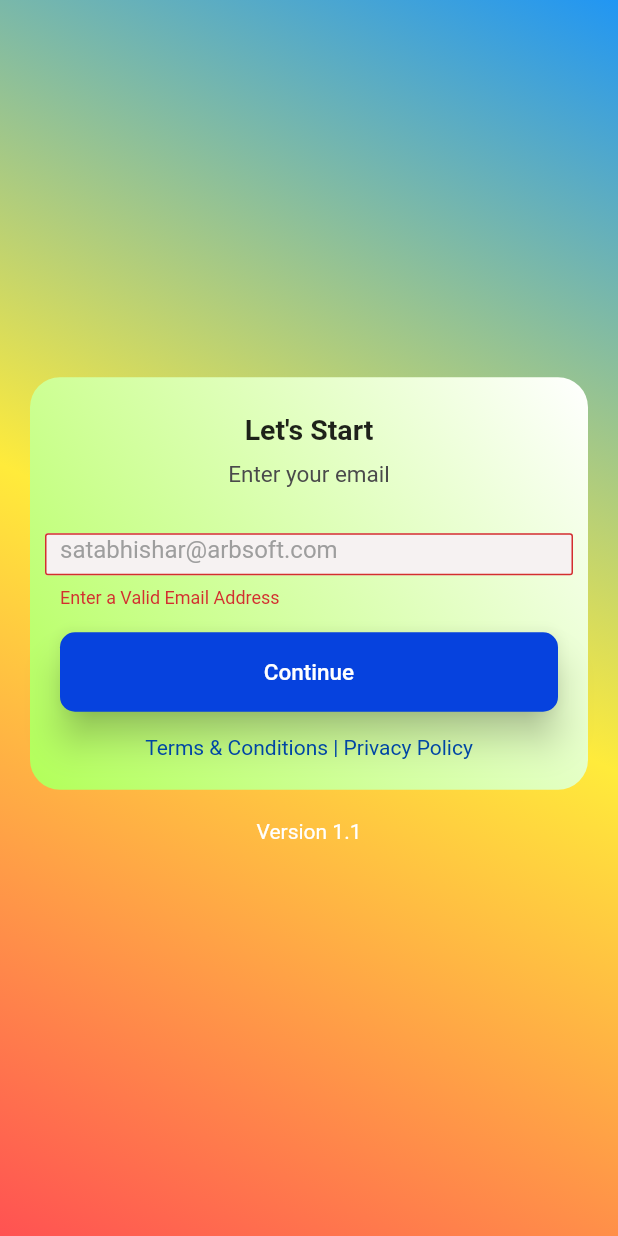
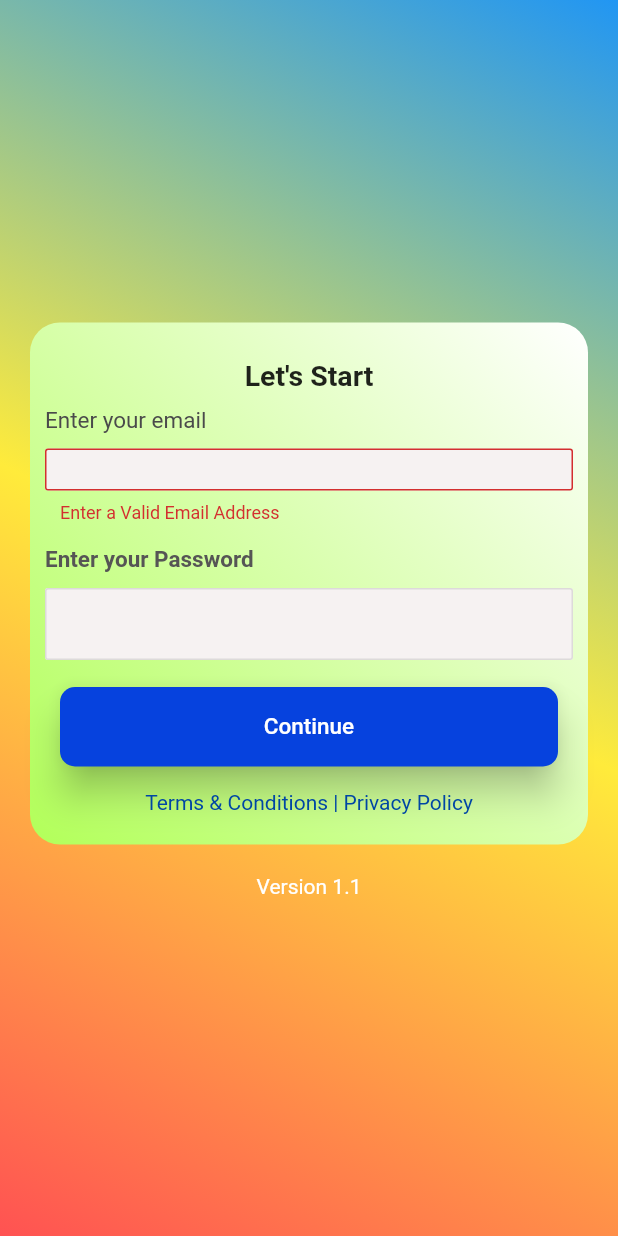
Before and after one commit to SATABHISHA/records, a Flutter app: the screen it shows after launch, on a phone screen of 412 x 824 dp. Run offline on Flutter 3.47's test engine with Material 2 defaults, Android fonts, the phone set to English and light mode, and no system bars; drawn by our look-alikes of auto_size_text; our stand-ins replace firebase_core; accounts and stored records are empty; Roboto replaces fonts that are missing (Gilroy).

```diff
--- a/Tenant/lib/screens/login.dart
+++ b/Tenant/lib/screens/login.dart
@@ -1,6 +1,7 @@
 import 'package:flutter/material.dart';
 import 'package:tenant/widgets/reusable_common_widgets/constants.dart';
 import 'package:tenant/widgets/reusable_common_widgets/rounded_button.dart';
+import 'package:auto_size_text/auto_size_text.dart';
 
 class Login extends StatefulWidget {
   // const Login({Key? key}) : super(key: key);
@@ -125,19 +126,20 @@ class _LoginState extends State<Login> {
                             )
                           ),
                           child: Column(
+                            crossAxisAlignment: CrossAxisAlignment.start,
                             children: [
                               Padding(
                                 padding: const EdgeInsets.fromLTRB(0, 24, 0, 0),
-                                child: Text('Let\'s Start', style: TextStyle(fontWeight: FontWeight.bold, fontSize: 19)),
+                                child: Center(child: Text('Let\'s Start', style: TextStyle(fontWeight: FontWeight.bold, fontSize: 19))),
                               ),
                               SizedBox(height: 10,),
                               //---Email Id, code starts---
                               Padding(
-                                padding: const EdgeInsets.fromLTRB(0, 0, 0, 0),
+                                padding: const EdgeInsets.fromLTRB(10, 0, 0, 0),
                                 child: Text('Enter your email', style: TextStyle(fontWeight: FontWeight.normal, fontSize: 15, color: Color.fromRGBO(
                                     74, 74, 75, 1.0))),
                               ),
-                              SizedBox(height: 20,),
+                              SizedBox(height: 0,),
                               Padding(
                                 padding: EdgeInsets.fromLTRB(10, 10, 10, 0),
                                 child: SizedBox(
@@ -156,12 +158,58 @@ class _LoginState extends State<Login> {
                                       },
                                       style: TextStyle(color: Colors.black, fontFamily: 'Gilroy'),
                                       decoration: kTextFieldDecorationForMFA.copyWith(fillColor: Color.fromRGBO(
-                                          246, 242, 242, 1.0),hintText: 'satabhishar@arbsoft.com'),
+                                          246, 242, 242, 1.0),hintText: ''),
                                     ),
                                   ),
                                 ),
                               ),
                               //---Email Id, code ends---
+
+
+                              //---Password, code starts
+                              SizedBox(height: 15,),
+                              Padding(
+                                padding: EdgeInsets.fromLTRB(10, 0, 0, 0),
+                                child: AutoSizeText(
+                                  'Enter your Password',
+                                  style: TextStyle(color: Color.fromRGBO(
+                                      86, 85, 85, 1.0),
+                                      fontSize: 18,
+                                      fontWeight: FontWeight.bold),
+                                  wrapWords: true,
+                                  minFontSize: 8,
+                                  maxFontSize: 15,
+                                  maxLines: 1,
+                                  textAlign: TextAlign.left,),
+                              ),
+                              Padding(
+                                padding: EdgeInsets.fromLTRB(10, 10, 10, 0),
+                                child: SizedBox(
+                                  width: double.infinity,
+                                  height: 50,
+                                  child: TextField(
+                                    // controller: _controller_user_id,
+                                    textAlign: TextAlign.left,
+                                    keyboardType: TextInputType.visiblePassword,
+                                    obscureText: true,
+                                    maxLines: 1,
+                                    onChanged: (value){
+                                      // userId = value;
+                                      setState(() {
+                                        // CompanyDetails.companyName = value;
+                                        /*if(value.isEmpty){
+                                          CompanyDetails.companyName = 'ARB Software India Pvt Ltd';
+                                        }else{
+                                          CompanyDetails.companyName = value;
+                                        }*/
+                                      });
+                                    },
+                                    style: TextStyle(color: Colors.black, fontFamily: 'Gilroy'),
+                                    decoration: kTextFieldDecorationForMFA.copyWith(fillColor: Color.fromRGBO(246, 242, 242, 1.0),hintText: ''),
+                                  ),
+                                ),
+                              ),
+                              //---Password, code ends
 
                               /*Padding(
                                 padding: const EdgeInsets.fromLTRB(20, 0, 20, 0),
@@ -198,7 +246,7 @@ class _LoginState extends State<Login> {
 
                               Padding(
                                 padding: EdgeInsets.fromLTRB(0, 0, 0, 20),
-                                child: Text('Terms & Conditions | Privacy Policy', style: TextStyle(color: Color.fromRGBO(0, 70, 164, 1.0)),),
+                                child: Center(child: Text('Terms & Conditions | Privacy Policy', style: TextStyle(color: Color.fromRGBO(0, 70, 164, 1.0)),)),
                               )
                             ],
                           ),
```
